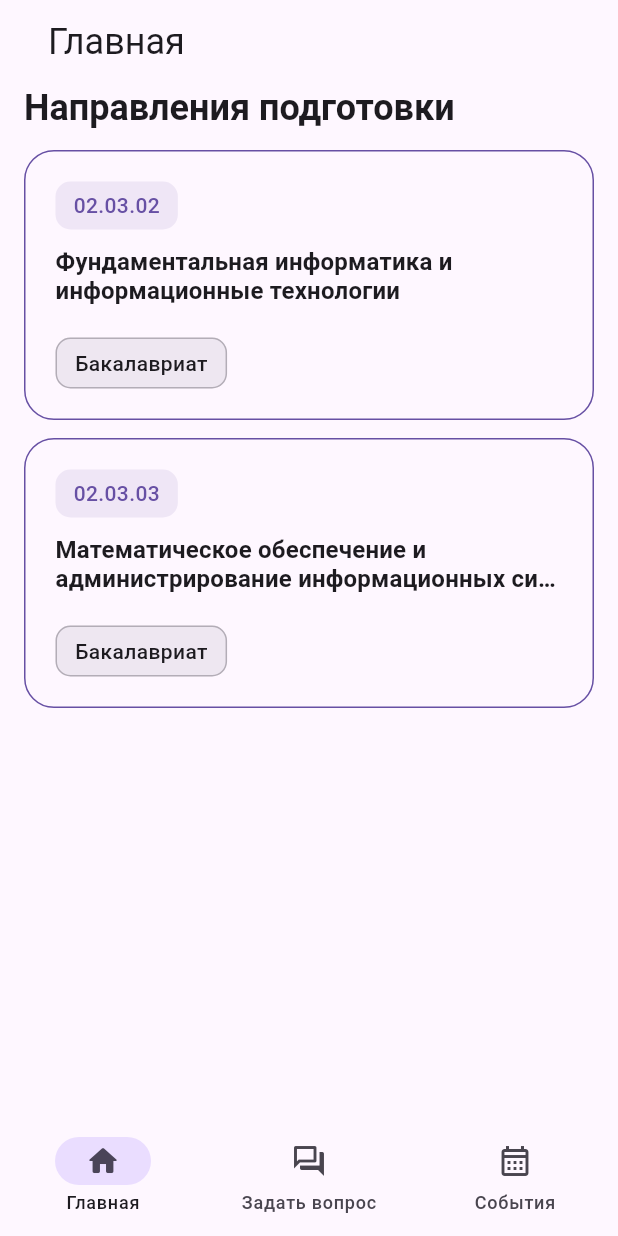
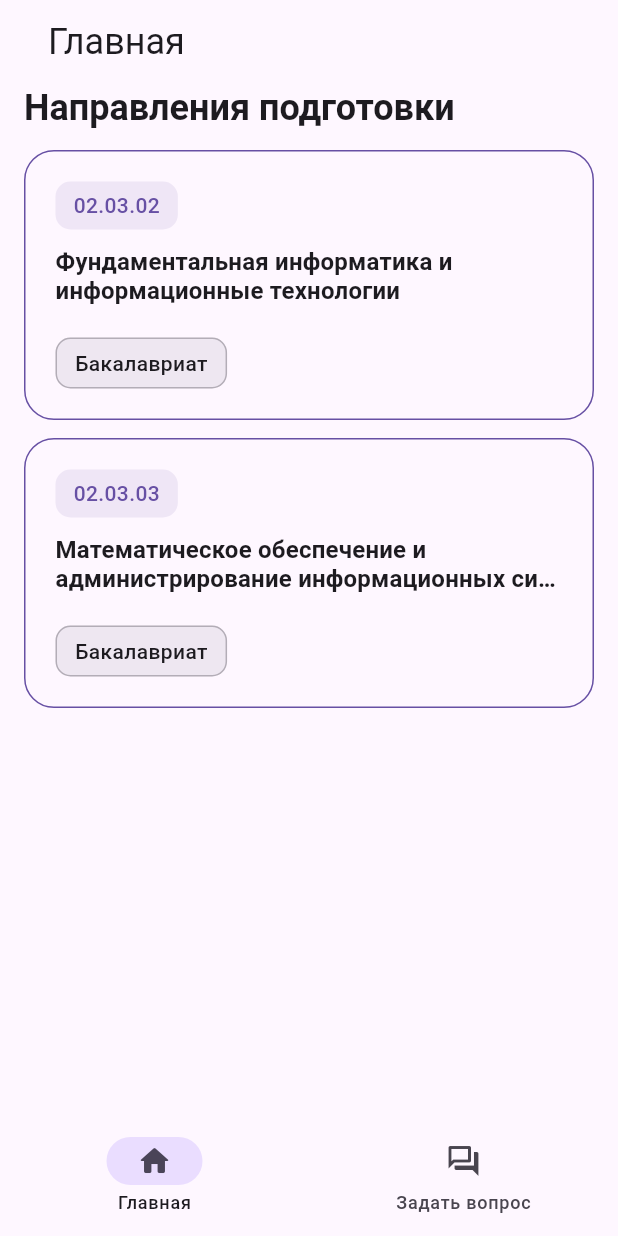
Before and after one commit to bushuevmaxim/entrant-app, a Flutter app: the screen it shows after launch, on a phone screen of 412 x 824 dp. Run offline on Flutter 3.47's test engine with Material 3 defaults, Android fonts, the phone set to English and light mode, and no system bars; our stand-ins replace bloc, flutter_bloc, freezed_annotation, go_router, isar; accounts and stored records are empty; generated files the repository leaves out were written again.

Commit message:
Remove Events tab from bottom nav bar

```diff
--- a/lib/src/features/bottom_navigation/presentation/bottom_navigation_page.dart
+++ b/lib/src/features/bottom_navigation/presentation/bottom_navigation_page.dart
@@ -43,11 +43,6 @@ class _BottomNavigationPageState extends State<BottomNavigationPage> {
             icon: Icon(Icons.question_answer_outlined),
             selectedIcon: Icon(Icons.question_answer_rounded),
           ),
-          NavigationDestination(
-            label: 'События',
-            icon: Icon(Icons.calendar_month_outlined),
-            selectedIcon: Icon(Icons.calendar_month_rounded),
-          ),
         ],
         onDestinationSelected: _goBranch,
       ),
```
